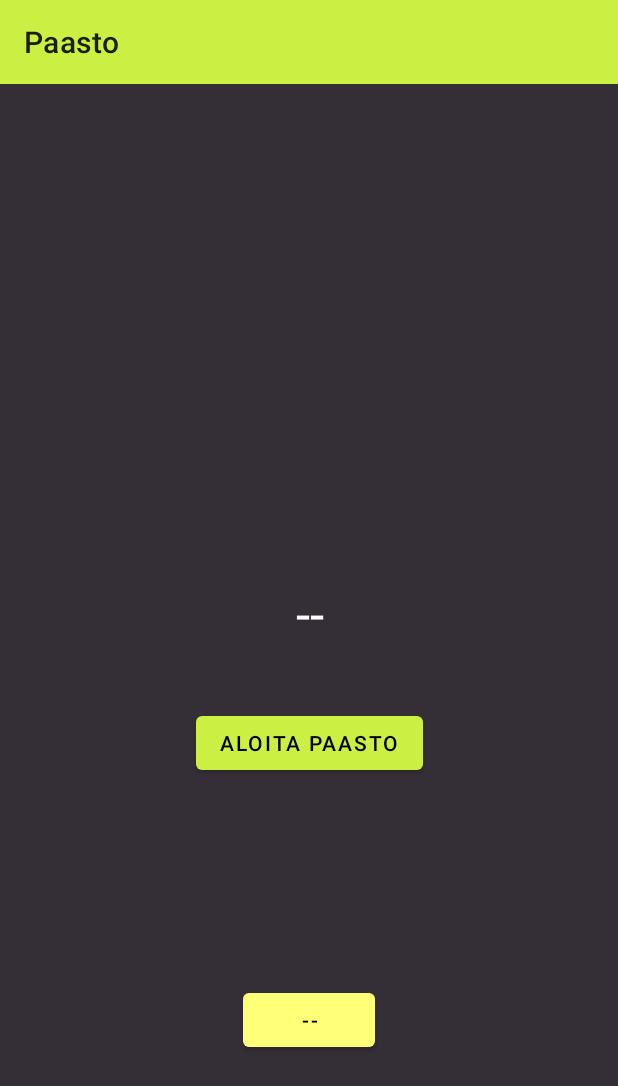
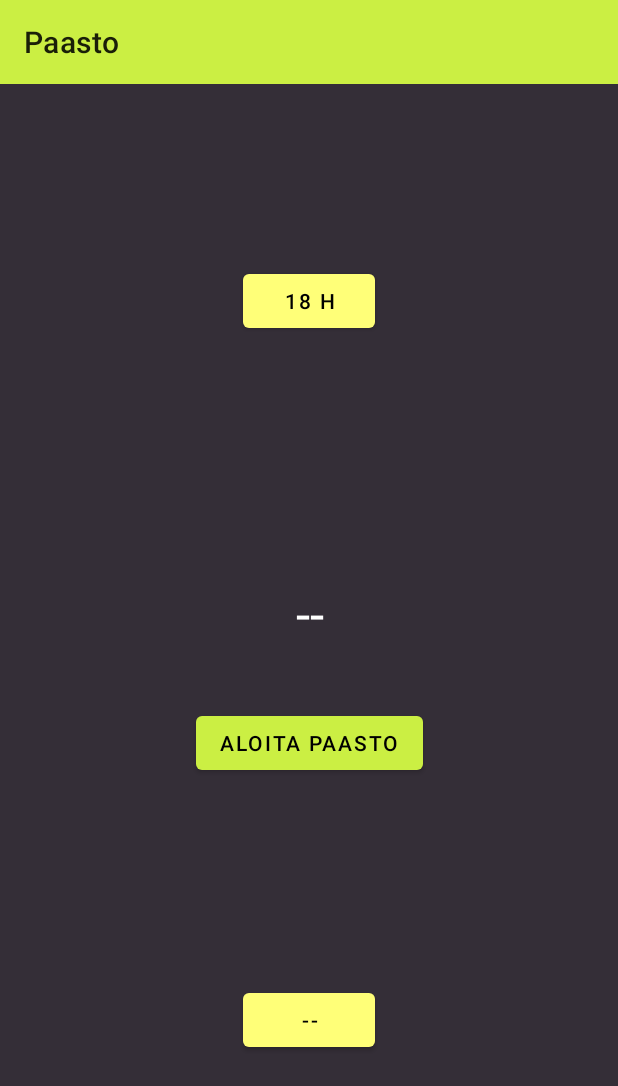
Before and after one commit to aJns/paasto, an Android app: the screen it shows after launch (MainActivity), on a phone screen of 412 x 824 dp. Shown: the top 1086 px of the screen. Run offline under Robolectric (Android 15) with nearby library versions, the phone set to English and light mode, and no system bars; our stand-ins replace Room's generated code.

Commit message:
Add basic support for fast targets
Hardcoded to 18h at the moment

```diff
--- a/app/src/main/java/fi/nikulaj/paasto/MainActivity.kt
+++ b/app/src/main/java/fi/nikulaj/paasto/MainActivity.kt
@@ -12,6 +12,7 @@ import androidx.appcompat.app.AppCompatActivity
 import androidx.lifecycle.Observer
 import androidx.room.Room
 import java.io.DataInput
+import java.lang.Math.abs
 import java.text.SimpleDateFormat
 import java.util.*
 
@@ -27,6 +28,7 @@ class MainActivity : AppCompatActivity() {
     lateinit var fastTime: TextView
     lateinit var fastButton: Button
     lateinit var fastStartTime: Button
+    lateinit var targetDuration: Button
 
     private val model: MainViewModel by viewModels()
 
@@ -46,6 +48,7 @@ class MainActivity : AppCompatActivity() {
         fastTime = findViewById(R.id.fastTime)
         fastButton = findViewById(R.id.fastButton)
         fastStartTime = findViewById(R.id.startTime)
+        targetDuration = findViewById(R.id.targetDuration)
 
         val buttonObserver = Observer<FastState> { newState ->
             val newText = when (newState) {
@@ -70,6 +73,18 @@ class MainActivity : AppCompatActivity() {
             }
         }
         model.fastStart.observe(this, startTimeObserver)
+
+        val targetDurationObserver = Observer<Long?> { newTarget ->
+            targetDuration.text = if (newTarget != null) {
+                val (hours, _, _) = millisToHMS(newTarget)
+                val timeFmt = getString(R.string.hour_format)
+                timeFmt.format(hours)
+            } else {
+
+                getString(R.string.num_invalid)
+            }
+        }
+        model.targetDuration.observe(this, targetDurationObserver)
 
         model.checkState()
 
@@ -96,9 +111,13 @@ class MainActivity : AppCompatActivity() {
 
     fun longToHMSString(time: Long?): String {
         return if (time != null) {
-            val (hours, minutes, seconds) = millisToHMS(time)
+            val (hours, minutes, seconds) = millisToHMS(kotlin.math.abs(time))
 
-            val timeFmt = getString(R.string.timer_format)
+            val timeFmt = if (time > 0) {
+                getString(R.string.neg_timer_format)
+            } else {
+                getString(R.string.pos_timer_format)
+            }
             timeFmt.format(hours, minutes, seconds)
         } else {
             getString(R.string.num_invalid)
@@ -106,8 +125,7 @@ class MainActivity : AppCompatActivity() {
     }
 
     fun updateTime() {
-        val time = model.getFastTime()
-
+        val time = model.getTimeToTarget()
         fastTime.text = longToHMSString(time)
     }
 }
--- a/app/src/main/java/fi/nikulaj/paasto/MainModel.kt
+++ b/app/src/main/java/fi/nikulaj/paasto/MainModel.kt
@@ -11,7 +11,8 @@ enum class FastState {
 data class Fast(
     @PrimaryKey(autoGenerate = true) val uid: Int?,
     @ColumnInfo(name = "start_time") var startTime: Long,
-    @ColumnInfo(name = "end_time") var stopTime: Long?
+    @ColumnInfo(name = "end_time") var stopTime: Long?,
+    @ColumnInfo(name = "target_duration") var targetDuration: Long?
 )
 
 @Dao
@@ -70,7 +71,8 @@ object MainModel {
         if (BuildConfig.DEBUG && hasOngoingFast()) {
             error("Assertion failed")
         }
-        fastDao.insert(Fast(null, startTime, null))
+        val target = (18*60*60*1000).toLong()
+        fastDao.insert(Fast(null, startTime, null, target))
     }
 
     suspend fun stopFastAt(stopTime: Long) {
--- a/app/src/main/java/fi/nikulaj/paasto/MainViewModel.kt
+++ b/app/src/main/java/fi/nikulaj/paasto/MainViewModel.kt
@@ -15,6 +15,9 @@ class MainViewModel : ViewModel() {
     val fastStart: MutableLiveData<Long?> by lazy {
         MutableLiveData<Long?>()
     }
+    val targetDuration: MutableLiveData<Long?> by lazy {
+        MutableLiveData<Long?>()
+    }
 
     fun checkState() {
         viewModelScope.launch {
@@ -28,11 +31,21 @@ class MainViewModel : ViewModel() {
             }
             fastOngoing = ongoing
         }
+        targetDuration.value = 18*60*60*1000
     }
 
     fun getFastTime(): Long? {
         return if (fastStart.value != null) {
             System.currentTimeMillis() - fastStart.value!!
+        } else {
+            null
+        }
+    }
+
+    fun getTimeToTarget(): Long? {
+        return if (fastStart.value != null) {
+            val targetEnd = fastStart.value!! + targetDuration.value!!
+             targetEnd - System.currentTimeMillis()
         } else {
             null
         }
--- a/app/src/main/res/layout/activity_main.xml
+++ b/app/src/main/res/layout/activity_main.xml
@@ -30,6 +30,18 @@
         app:layout_constraintEnd_toEndOf="parent"
         app:layout_constraintStart_toStartOf="parent"
         app:layout_constraintTop_toBottomOf="@+id/innerView" />
+
+    <Button
+        android:id="@+id/targetDuration"
+        android:layout_width="wrap_content"
+        android:layout_height="wrap_content"
+        android:text="@string/num_invalid"
+        android:textColor="@color/textOnPrimary"
+        app:backgroundTint="@color/primaryLight"
+        app:layout_constraintBottom_toTopOf="@+id/innerView"
+        app:layout_constraintEnd_toEndOf="parent"
+        app:layout_constraintStart_toStartOf="parent"
+        app:layout_constraintTop_toBottomOf="@+id/appBar" />
 
     <TextView
         android:id="@+id/fastTime"
--- a/app/src/main/res/values/strings.xml
+++ b/app/src/main/res/values/strings.xml
@@ -4,10 +4,13 @@
     <string name="fast_stop">Lopeta Paasto</string>
     <string name="num_invalid">--</string>
     <string name="timer_format">%02d : %02d : %02d</string>
+    <string name="pos_timer_format">+ %02d : %02d : %02d</string>
+    <string name="neg_timer_format">- %02d : %02d : %02d</string>
     <string name="confirm_fast_end">Haluatko varmasti lopettaa paastosi?</string>
     <string name="yes">Kyllä</string>
     <string name="cancel">Peruuta</string>
     <!-- TODO: Remove or change this placeholder text -->
     <string name="hello_blank_fragment">Hello blank fragment</string>
     <string name="fastEndConfirmation">Haluatko varmasti lopettaa paastosi?</string>
+    <string name="hour_format">%d h</string>
 </resources>
```
